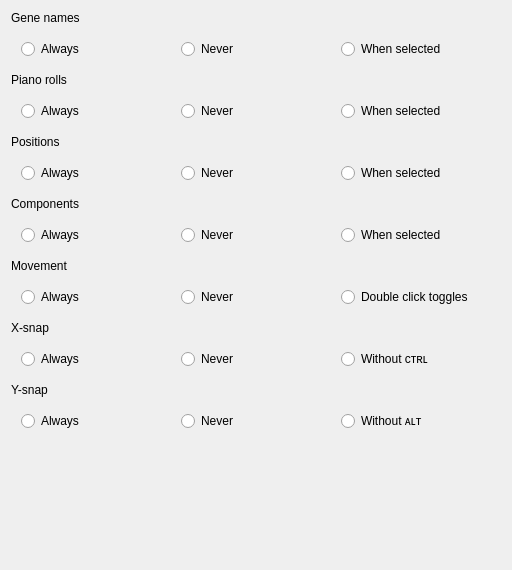
Qt form groot/frontends/gui/forms/designer/frm_view_options_designer.ui (JMcInerneyLab/groot) before a commit.
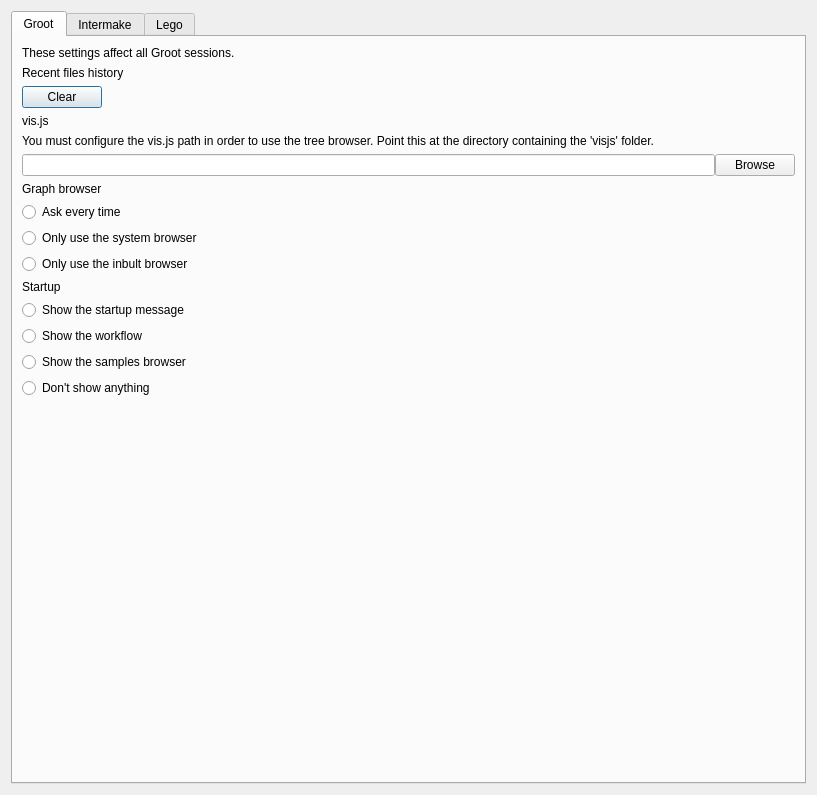
The same form after that commit.

Patch:
```diff
--- a/groot/frontends/gui/forms/designer/frm_view_options_designer.ui
+++ b/groot/frontends/gui/forms/designer/frm_view_options_designer.ui
@@ -6,8 +6,8 @@
    <rect>
     <x>0</x>
     <y>0</y>
-    <width>512</width>
-    <height>570</height>
+    <width>817</width>
+    <height>795</height>
    </rect>
   </property>
   <property name="windowTitle">
@@ -15,6 +15,356 @@
   </property>
   <layout class="QVBoxLayout" name="verticalLayout">
    <item>
+    <widget class="QTabWidget" name="tabWidget">
+     <property name="currentIndex">
+      <number>0</number>
+     </property>
+     <widget class="QWidget" name="tab">
+      <attribute name="title">
+       <string>Groot</string>
+      </attribute>
+      <layout class="QVBoxLayout" name="verticalLayout_3">
+       <item>
+        <widget class="QLabel" name="label_16">
+         <property name="text">
+          <string>These settings affect all Groot sessions.</string>
+         </property>
+         <property name="style" stdset="0">
+          <string>helpbox</string>
+         </property>
+        </widget>
+       </item>
+       <item>
+        <widget class="QLabel" name="label_4">
+         <property name="text">
+          <string>Recent files history</string>
+         </property>
+         <property name="style" stdset="0">
+          <string>subheading</string>
+         </property>
+        </widget>
+       </item>
+       <item>
+        <widget class="QPushButton" name="BTN_CLEAR_RECENT">
+         <property name="sizePolicy">
+          <sizepolicy hsizetype="Fixed" vsizetype="Fixed">
+           <horstretch>0</horstretch>
+           <verstretch>0</verstretch>
+          </sizepolicy>
+         </property>
+         <property name="text">
+          <string>Clear</string>
+         </property>
+        </widget>
+       </item>
+       <item>
+        <widget class="QLabel" name="label_8">
+         <property name="text">
+          <string>vis.js</string>
+         </property>
+         <property name="style" stdset="0">
+          <string>subheading</string>
+         </property>
+        </widget>
+       </item>
+       <item>
+        <widget class="QLabel" name="LBL_VISJS_WARNING">
+         <property name="text">
+          <string>You must configure the vis.js path in order to use the tree browser. Point this at the directory containing the 'visjs' folder.</string>
+         </property>
+         <property name="style" stdset="0">
+          <string>helpbox</string>
+         </property>
+        </widget>
+       </item>
+       <item>
+        <layout class="QHBoxLayout" name="horizontalLayout_3">
+         <property name="spacing">
+          <number>0</number>
+         </property>
+         <item>
+          <widget class="QLineEdit" name="TXT_VISJS"/>
+         </item>
+         <item>
+          <widget class="QPushButton" name="BTN_VISJS">
+           <property name="text">
+            <string>Browse</string>
+           </property>
+          </widget>
+         </item>
+        </layout>
+       </item>
+       <item>
+        <widget class="QLabel" name="label_11">
+         <property name="text">
+          <string>Graph browser</string>
+         </property>
+         <property name="style" stdset="0">
+          <string>subheading</string>
+         </property>
+        </widget>
+       </item>
+       <item>
+        <widget class="QFrame" name="frame">
+         <property name="frameShape">
+          <enum>QFrame::NoFrame</enum>
+         </property>
+         <property name="frameShadow">
+          <enum>QFrame::Plain</enum>
+         </property>
+         <layout class="QVBoxLayout" name="verticalLayout_4">
+          <property name="leftMargin">
+           <number>0</number>
+          </property>
+          <property name="topMargin">
+           <number>0</number>
+          </property>
+          <property name="rightMargin">
+           <number>0</number>
+          </property>
+          <property name="bottomMargin">
+           <number>0</number>
+          </property>
+          <item>
+           <widget class="QRadioButton" name="RAD_TREE_ASK">
+            <property name="text">
+             <string>Ask every time</string>
+            </property>
+           </widget>
+          </item>
+          <item>
+           <widget class="QRadioButton" name="RAD_TREE_SYSTEM">
+            <property name="text">
+             <string>Only use the system browser</string>
+            </property>
+           </widget>
+          </item>
+          <item>
+           <widget class="QRadioButton" name="RAD_TREE_INBUILT">
+            <property name="text">
+             <string>Only use the inbult browser</string>
+            </property>
+           </widget>
+          </item>
+         </layout>
+        </widget>
+       </item>
+       <item>
+        <widget class="QLabel" name="label_9">
+         <property name="text">
+          <string>Startup</string>
+         </property>
+         <property name="style" stdset="0">
+          <string>subheading</string>
+         </property>
+        </widget>
+       </item>
+       <item>
+        <widget class="QFrame" name="frame_2">
+         <property name="frameShape">
+          <enum>QFrame::NoFrame</enum>
+         </property>
+         <property name="frameShadow">
+          <enum>QFrame::Plain</enum>
+         </property>
+         <layout class="QVBoxLayout" name="verticalLayout_5">
+          <property name="leftMargin">
+           <number>0</number>
+          </property>
+          <property name="topMargin">
+           <number>0</number>
+          </property>
+          <property name="rightMargin">
+           <number>0</number>
+          </property>
+          <property name="bottomMargin">
+           <number>0</number>
+          </property>
+          <item>
+           <widget class="QRadioButton" name="RAD_STARTUP_MESSAGE">
+            <property name="text">
+             <string>Show the startup message</string>
+            </property>
+           </widget>
+          </item>
+          <item>
+           <widget class="QRadioButton" name="RAD_STARTUP_WORKFLOW">
+            <property name="text">
+             <string>Show the workflow</string>
+            </property>
+           </widget>
+          </item>
+          <item>
+           <widget class="QRadioButton" name="RAD_STARTUP_SAMPLES">
+            <property name="text">
+             <string>Show the samples browser</string>
+            </property>
+           </widget>
+          </item>
+          <item>
+           <widget class="QRadioButton" name="RAD_STARTUP_NOTHING">
+            <property name="text">
+             <string>Don't show anything</string>
+            </property>
+           </widget>
+          </item>
+         </layout>
+        </widget>
+       </item>
+       <item>
+        <spacer name="verticalSpacer_2">
+         <property name="orientation">
+          <enum>Qt::Vertical</enum>
+         </property>
+         <property name="sizeHint" stdset="0">
+          <size>
+           <width>20</width>
+           <height>303</height>
+          </size>
+         </property>
+        </spacer>
+       </item>
+      </layout>
+     </widget>
+     <widget class="QWidget" name="tab_3">
+      <attribute name="title">
+       <string>Intermake</string>
+      </attribute>
+      <layout class="QVBoxLayout" name="verticalLayout_6">
+       <item>
+        <widget class="QLabel" name="label_18">
+         <property name="text">
+          <string>Conifigure how Intermake should handle Groot.</string>
+         </property>
+         <property name="style" stdset="0">
+          <string>helpbox</string>
+         </property>
+        </widget>
+       </item>
+       <item>
+        <widget class="QLabel" name="label_12">
+         <property name="text">
+          <string>Theme</string>
+         </property>
+         <property name="style" stdset="0">
+          <string>subheading</string>
+         </property>
+        </widget>
+       </item>
+       <item>
+        <widget class="QRadioButton" name="RAD_THEME_DEFAULT">
+         <property name="text">
+          <string>Default</string>
+         </property>
+        </widget>
+       </item>
+       <item>
+        <widget class="QRadioButton" name="RAD_THEME_SYSTEM">
+         <property name="text">
+          <string>System</string>
+         </property>
+        </widget>
+       </item>
+       <item>
+        <widget class="QRadioButton" name="RAD_THEME_INTERMAKE">
+         <property name="text">
+          <string>Intermake</string>
+         </property>
+        </widget>
+       </item>
+       <item>
+        <widget class="QRadioButton" name="RAD_THEME_CUSTOM">
+         <property name="text">
+          <string>Custom</string>
+         </property>
+        </widget>
+       </item>
+       <item>
+        <widget class="QFrame" name="FRA_THEME_CUSTOM">
+         <property name="frameShape">
+          <enum>QFrame::Panel</enum>
+         </property>
+         <property name="frameShadow">
+          <enum>QFrame::Sunken</enum>
+         </property>
+         <layout class="QGridLayout" name="gridLayout">
+          <item row="0" column="0">
+           <widget class="QLabel" name="label_14">
+            <property name="text">
+             <string>Theme</string>
+            </property>
+           </widget>
+          </item>
+          <item row="0" column="1">
+           <widget class="QComboBox" name="CMB_THEME"/>
+          </item>
+          <item row="1" column="0">
+           <widget class="QLabel" name="label_15">
+            <property name="text">
+             <string>CSS</string>
+            </property>
+           </widget>
+          </item>
+          <item row="1" column="1">
+           <widget class="QLineEdit" name="TXT_CSS"/>
+          </item>
+         </layout>
+        </widget>
+       </item>
+       <item>
+        <widget class="QLabel" name="label_13">
+         <property name="text">
+          <string>Advanced</string>
+         </property>
+         <property name="style" stdset="0">
+          <string>subheading</string>
+         </property>
+        </widget>
+       </item>
+       <item>
+        <widget class="QPushButton" name="BTN_INTERMAKE_ADVANCED">
+         <property name="sizePolicy">
+          <sizepolicy hsizetype="Fixed" vsizetype="Fixed">
+           <horstretch>0</horstretch>
+           <verstretch>0</verstretch>
+          </sizepolicy>
+         </property>
+         <property name="text">
+          <string>Show</string>
+         </property>
+        </widget>
+       </item>
+       <item>
+        <spacer name="verticalSpacer_3">
+         <property name="orientation">
+          <enum>Qt::Vertical</enum>
+         </property>
+         <property name="sizeHint" stdset="0">
+          <size>
+           <width>20</width>
+           <height>40</height>
+          </size>
+         </property>
+        </spacer>
+       </item>
+      </layout>
+     </widget>
+     <widget class="QWidget" name="tab_2">
+      <attribute name="title">
+       <string>Lego</string>
+      </attribute>
+      <layout class="QVBoxLayout" name="verticalLayout_2">
+       <item>
+        <widget class="QLabel" name="label_19">
+         <property name="text">
+          <string>These settings only affect the current model.</string>
+         </property>
+         <property name="style" stdset="0">
+          <string>helpbox</string>
+         </property>
+        </widget>
+       </item>
+       <item>
     <widget class="QLabel" name="label">
      <property name="text">
       <string>Gene names</string>
@@ -642,6 +992,10 @@
       </size>
      </property>
     </spacer>
+       </item>
+      </layout>
+     </widget>
+    </widget>
    </item>
   </layout>
  </widget>
```
Lines whose indentation alone changed are shown as unchanged.
